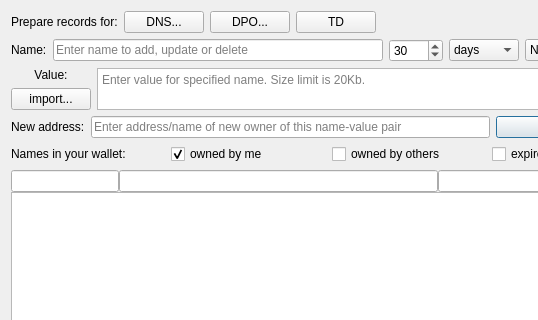
Old version of the form src/qt/forms/managenamespage.ui in the repository Exgibichi/rt; both pictures show x 0 to 538 and y 0 to 320 of the 657 by 451 pixel window.
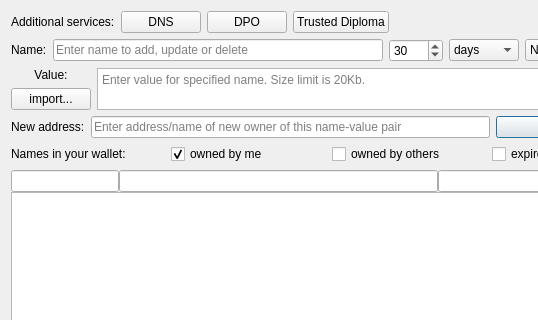
New version of the form. Icons and pictures are not drawn. Custom widgets are drawn as their Qt base class.

Commit message: Register diploma widget - sign messages automatically from selected root record

What changed in the file:
```diff
--- a/src/qt/forms/managenamespage.ui
+++ b/src/qt/forms/managenamespage.ui
@@ -25,7 +25,7 @@
      <item>
       <widget class="QLabel" name="labelPrepareRecords">
        <property name="text">
-        <string>Prepare records for:</string>
+        <string>Additional services:</string>
        </property>
       </widget>
      </item>
@@ -35,7 +35,7 @@
         <string>Host your domains in EmerDNS system</string>
        </property>
        <property name="text">
-        <string>DNS...</string>
+        <string>DNS</string>
        </property>
        <property name="icon">
         <iconset resource="../bitcoin.qrc">
@@ -49,7 +49,7 @@
         <string>Protect your rights using Digital Proof of Ownership.</string>
        </property>
        <property name="text">
-        <string>DPO...</string>
+        <string>DPO</string>
        </property>
        <property name="icon">
         <iconset resource="../bitcoin.qrc">
@@ -63,7 +63,7 @@
         <string>Trusted Diploma</string>
        </property>
        <property name="text">
-        <string>TD</string>
+        <string>Trusted Diploma</string>
        </property>
        <property name="icon">
         <iconset resource="../bitcoin.qrc">
```
The commit also changes 9 other files.
